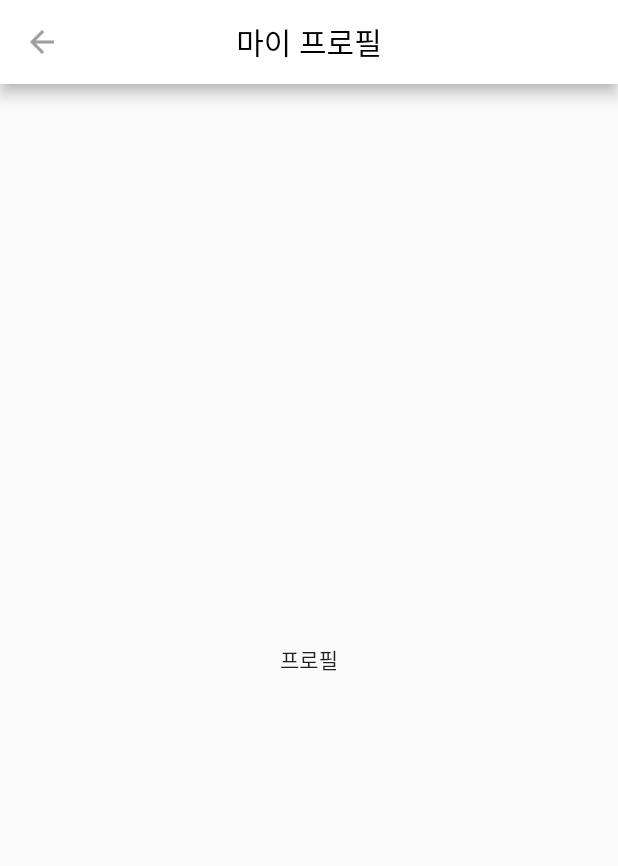
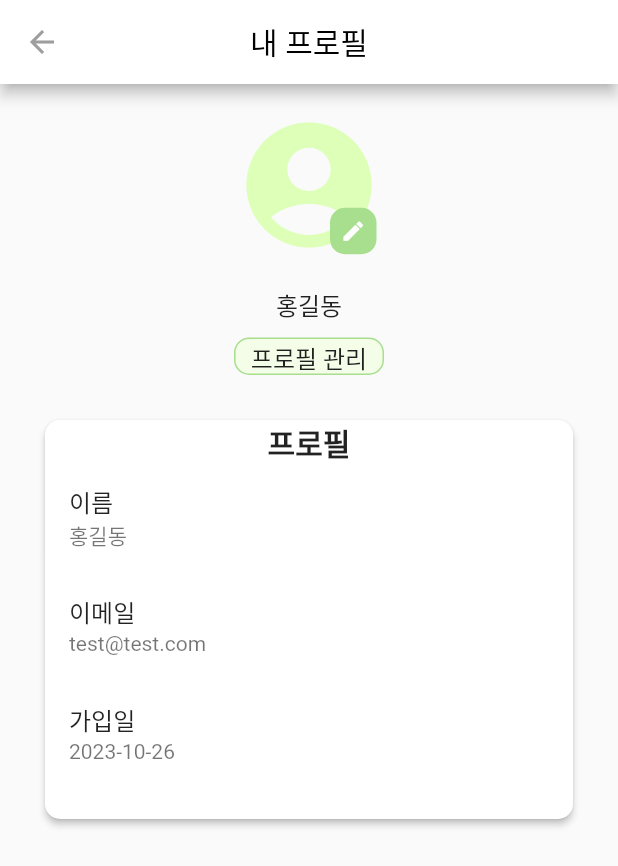
Before and after one commit to mewjeans/WITDOG_APP, a Flutter app: the HomeScreen screen opened by its route, item 3 of the bottom bar chosen, on a phone screen of 412 x 824 dp. Shown: the top 866 px of the screen. Run offline on Flutter 3.47's test engine with Material 2 defaults, Android fonts, the phone set to English and light mode, and no system bars; our stand-ins replace flutter_native_splash, shared_preferences, supabase_flutter, timeago; missing offline and left inert: dart:ffi, kakao_flutter_sdk, kakao_flutter_sdk_user, zego_uikit_prebuilt_call; accounts and stored records are empty.

Commit message:
feat: my profile design

```diff
--- a/lib/main.dart
+++ b/lib/main.dart
@@ -6,12 +6,12 @@ import 'package:provider/provider.dart';
 import 'package:pet/screens/auth/login_screen.dart';
 import 'package:pet/screens/chat_screen.dart';
 import 'package:pet/screens/home_screen.dart';
-import 'package:pet/screens/my_profile.dart';
+import 'package:pet/screens/my_profile_screen.dart';
 import 'package:supabase_flutter/supabase_flutter.dart';
 import 'package:intl/date_symbol_data_local.dart';
 
 void main() async {
-  KakaoSdk.init(nativeAppKey: 'f0f25eb9881f2e8cbc32c04f7736b431');
+  KakaoSdk.init(nativeAppKey: '8af072c461ea48f446fa772d0662a93e');
   var widgetsBinding = WidgetsFlutterBinding.ensureInitialized();
   FlutterNativeSplash.preserve(widgetsBinding: widgetsBinding);
 
@@ -41,7 +41,7 @@ class MyApp extends StatelessWidget {
       ),
       routes: {
         '/home': (context) => HomeScreen(),
-        '/my': (context) => MyProfile(),
+        '/my': (context) => MyProfileScreen(),
         '/chat': (context) => ChatScreen(),
         '/login': (context) => LoginScreen(),
         //'/videoIndex': (context) => VideoIndexScreen(),
--- a/lib/screens/home_screen.dart
+++ b/lib/screens/home_screen.dart
@@ -3,7 +3,7 @@ import 'dart:ffi';
 import 'package:flutter/material.dart';
 import 'package:flutter/rendering.dart';
 import 'package:pet/screens/chat_screen.dart';
-import 'package:pet/screens/my_profile.dart';
+import 'package:pet/screens/my_profile_screen.dart';
 import 'package:pet/screens/video_home_screen.dart';
 import 'package:pet/widgets/service_guide_dialog.dart';
 import 'package:shared_preferences/shared_preferences.dart';
@@ -47,7 +47,7 @@ class _HomeScreenState extends State<HomeScreen> {
   static final List<Widget> _widgetOptions = <Widget>[
     HomeScreenContent(),
     ChatScreen(),
-    MyProfile(),
+    MyProfileScreen(),
   ];
 
   static final List<BottomNavigationBarItem> _bottomNavBarItems = <BottomNavigationBarItem>[
--- a/lib/screens/my_profile.dart
+++ /dev/null
@@ -1,36 +0,0 @@
-import 'package:flutter/material.dart';
-
-class MyProfile extends StatelessWidget {
-  @override
-  Widget build(BuildContext context) {
-    return WillPopScope(
-      onWillPop: () async {
-        await Navigator.pushNamedAndRemoveUntil(
-          context,
-          '/home',
-              (route) => false,
-        );
-        return false;
-      },
-      child: Scaffold(
-        appBar: AppBar(
-          title: Text(
-            '마이 프로필',
-            style: TextStyle(color: Colors.black),
-          ),
-          centerTitle: true,
-          backgroundColor: Colors.white,
-          leading: IconButton(
-            icon: Icon(Icons.arrow_back, color: Colors.grey),
-            onPressed: () {
-              Navigator.pushNamedAndRemoveUntil(context, '/home',(route) => false);
-            },
-          ),
-        ),
-        body: Center(
-          child: Text('프로필'),
-        ),
-      ),
-    );
-  }
-}
--- /dev/null
+++ b/lib/screens/my_profile_screen.dart
@@ -0,0 +1,159 @@
+import 'package:flutter/material.dart';
+
+class MyProfileScreen extends StatelessWidget {
+  @override
+  Widget build(BuildContext context) {
+    return WillPopScope(
+      onWillPop: () async {
+        await Navigator.pushNamedAndRemoveUntil(
+          context,
+          '/home',
+          (route) => false,
+        );
+        return false;
+      },
+      child: Scaffold(
+        appBar: AppBar(
+          title: Text(
+            '내 프로필',
+            style: TextStyle(color: Colors.black),
+          ),
+          centerTitle: true,
+          backgroundColor: Colors.white,
+          leading: IconButton(
+            icon: Icon(Icons.arrow_back, color: Colors.grey),
+            onPressed: () {
+              Navigator.pushNamedAndRemoveUntil(
+                  context, '/home', (route) => false);
+            },
+          ),
+        ),
+        body: Column(
+          children: [
+            Container(
+              constraints: BoxConstraints(
+                minHeight:135,
+                minWidth: MediaQuery.of(context).size.width,
+              ),
+              child: Center(
+                child: Stack(
+                  alignment: Alignment.center,
+                  children: [
+                    Icon(
+                      Icons.account_circle,
+                      color: Color(0xFFDDFFB8),
+                      size: 100, // "account_circle" 아이콘 크기 조절
+                    ),
+                    Positioned(
+                      top: 65, // "edit" 아이콘의 위쪽 여백 조절
+                      right: 5, // "edit" 아이콘의 오른쪽 여백 조절
+                      child: Container(
+                        padding: EdgeInsets.all(5), // 테두리 주위에 여백 추가
+                        decoration: BoxDecoration(
+                          color: Color(0xFFA8DF8E),
+                          borderRadius: BorderRadius.circular(10),
+                          // 라운드된 모서리 설정
+                          border: Border.all(
+                            color: Color(0xFFA8DF8E),
+                            width: 2, // 테두리 두께 설정
+                          ),
+                        ),
+                        child: Stack(
+                          alignment: Alignment.center,
+                          children: [
+                            Icon(
+                              Icons.mode_edit_outline,
+                              size: 17, // "edit" 아이콘 크기 조절
+                              color: Colors.white, // "edit" 아이콘 색상 설정 (예: 빨간색)
+                            ),
+                          ],
+                        ),
+                      ),
+                    ),
+                  ],
+                ),
+              ),
+            ),
+
+            Container(
+              child: Text(
+                '홍길동',
+                style: TextStyle(
+                  fontSize: 16, // 텍스트 크기 조절
+                ),
+              ),
+            ),
+            SizedBox(height: 10),
+            Container(
+              width: 100,
+              height: 25,
+              alignment: Alignment.center,
+              decoration: BoxDecoration(
+                color: Color(0xFFF3FDE8),
+                border: Border.all(
+                  color: Color(0xFFA8DF8E), // 테두리 색상 설정
+                  width: 1, // 테두리 두께 설정
+                ),
+                borderRadius: BorderRadius.circular(10), // 라운드된 모서리 설정
+              ),
+              child: Text(
+                '프로필 관리',
+                style: TextStyle(
+                  fontSize: 16,
+                ),
+              ),
+            ),
+            Card(
+              elevation: 2, // 카드의 그림자 높이 설정
+              margin: EdgeInsets.all(30), // 카드 주위의 여백 설정
+              shape: RoundedRectangleBorder(
+                borderRadius: BorderRadius.circular(10),
+              ),
+              child: Column(
+                children: [
+                  Text(
+                    '프로필',
+                    style: TextStyle(
+                      fontSize: 20,
+                      fontWeight: FontWeight.bold,
+                    ),
+                  ),
+                  ListTile(
+                    title: Row(
+                      children: [
+                        Text('이름'),
+                        SizedBox(width: 40),
+                      ],
+                    ),
+                    subtitle: Text('홍길동'),
+                  ),
+                  ListTile(
+                    title: Row(
+                      children: [
+                        Text('이메일'),
+                        SizedBox(width: 40),
+                      ],
+                    ),
+                    subtitle: Text('test@test.com'),
+                  ),
+                  ListTile(
+                    title: Row(
+                      children: [
+                        Text('가입일'),
+                        SizedBox(width: 40),
+                      ],
+                    ),
+                    subtitle: Text('2023-10-26'),
+                  ),
+                  SizedBox(height: 20),
+                ],
+              ),
+            )
+
+
+          ],
+        ),
+      ),
+    );
+  }
+}
--- a/pubspec.yaml
+++ b/pubspec.yaml
@@ -48,6 +48,7 @@ dependencies:
   permission_handler: ^10.2.0
   zego_uikit_prebuilt_call: ^3.16.0
   kakao_flutter_sdk: ^1.6.1
+  image_picker: ^1.0.4
 
 
 
```
Also changed, not shown: lib/provider/auth_provider.dart (+78 -0 lines), lib/screens/auth/login_screen.dart (+3 -45 lines), lib/screens/pet_profile_screen.dart (added, +10 -0 lines), pubspec.lock, 1 other file.
